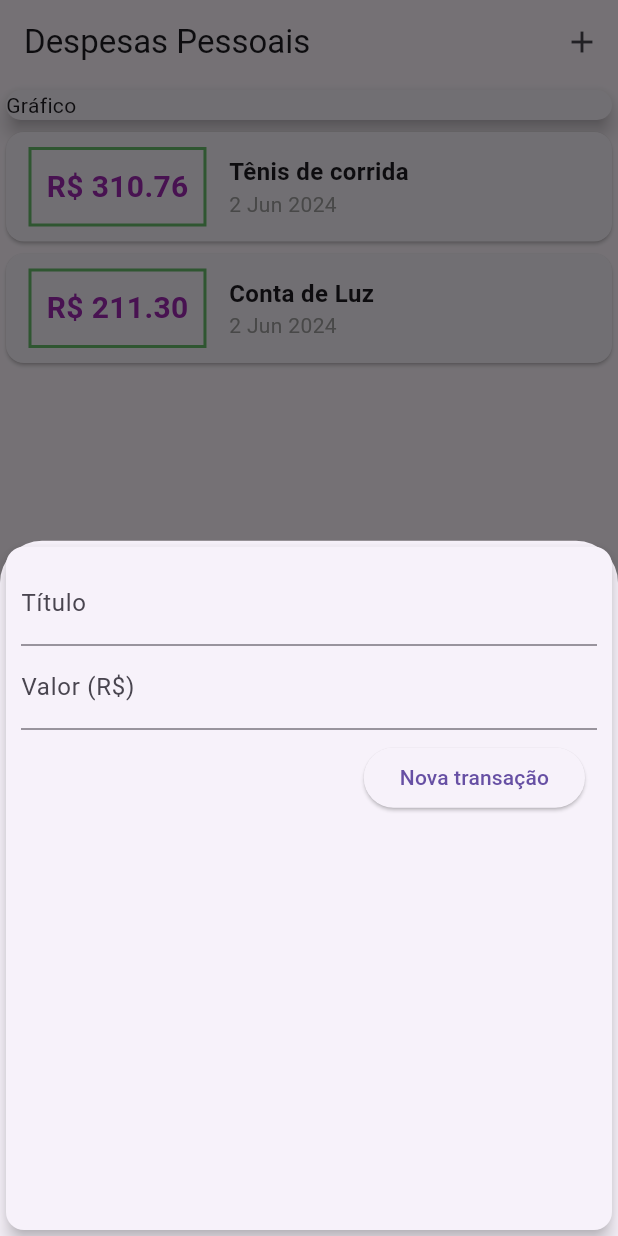
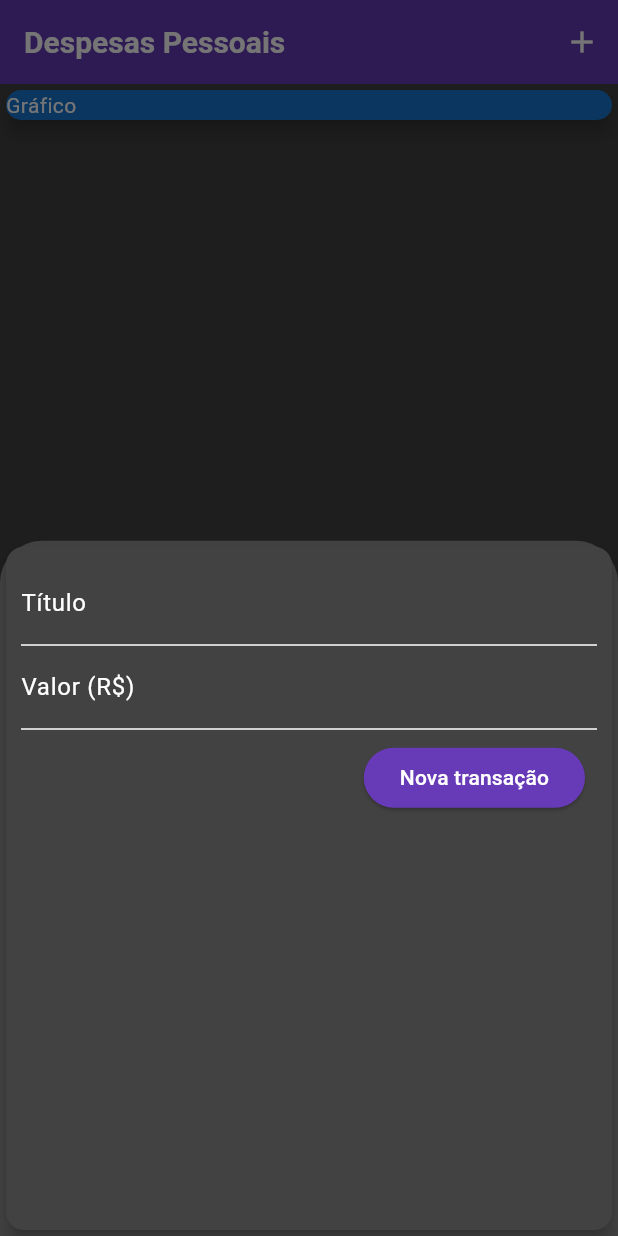
Before and after one commit to anthonyclint/tbills, a Flutter app: the screen it shows after launch, after a tap on the "add" icon, on a phone screen of 412 x 824 dp. Run offline on Flutter 3.47's test engine with Material 3 defaults, Android fonts, the phone set to English and light mode, and no system bars; our stand-ins replace google_fonts; Roboto replaces fonts that are missing (OpenSans).

Commit message:
feat: ajustando cores em elementos do app

```diff
--- a/tbills/lib/components/transaction_form.dart
+++ b/tbills/lib/components/transaction_form.dart
@@ -36,14 +36,14 @@ class _TransactionFormState extends State<TransactionForm> {
             TextField(
               controller: titleController,
               onSubmitted: (_) => _submitForm(),
-              decoration: InputDecoration(
+              decoration: const InputDecoration(
                 labelText: 'Título',
               ),
             ),
             TextField(
               controller: costController,
               onSubmitted: (_) => _submitForm(), //submeter o formulário se os campos estiverem preenchidos clicando no checkin do teclado sem pressionar o botão
-              decoration: InputDecoration(
+              decoration: const InputDecoration(
                 labelText: 'Valor (R\$)',
               ),
               keyboardType: const TextInputType.numberWithOptions(
@@ -58,7 +58,15 @@ class _TransactionFormState extends State<TransactionForm> {
                     onPressed: () {
                       _submitForm();
                     },
-                    child: Text('Nova transação'),
+                    style: ElevatedButton.styleFrom(
+                      backgroundColor: Colors.deepPurple,
+                    ),
+                    child: const Text(
+                      'Nova transação',
+                      style: TextStyle(
+                        color: Colors.white,
+                      ),
+                    ),
                   ),
                 ],
               ),
--- a/tbills/lib/components/transaction_list.dart
+++ b/tbills/lib/components/transaction_list.dart
@@ -4,7 +4,7 @@ import 'package:intl/intl.dart'; //importanto o pacote intl para manipular data
 
 class TransactionList extends StatelessWidget {
   final List<Transaction> transaction;
-
+//color: Theme.of(context).colorScheme.primary,
   TransactionList({super.key, required this.transaction});
 
   @override
@@ -28,7 +28,7 @@ class TransactionList extends StatelessWidget {
                   ),
                   decoration: BoxDecoration(
                     border: Border.all(
-                      color: Colors.green[400]!,
+                      color: Colors.amber[400]!,
                       width: 2,
                     ),
                   ),
@@ -38,7 +38,7 @@ class TransactionList extends StatelessWidget {
                     style: const TextStyle(
                       fontWeight: FontWeight.bold,
                       fontSize: 20,
-                      color: Colors.purple,
+                      color: Colors.amber,
                     ),
                   ),
                 ),
--- a/tbills/lib/main.dart
+++ b/tbills/lib/main.dart
@@ -1,4 +1,5 @@
 import 'package:flutter/material.dart';
+import 'package:google_fonts/google_fonts.dart';
 
 import 'dart:math'; //importado para utilizar a função Random
 
@@ -15,8 +16,41 @@ class TbillsApp extends StatelessWidget {
   //método que chama a tela inicial do app
   @override
   Widget build(BuildContext context) {
+    final ColorScheme colorScheme1 = ColorScheme.fromSeed(
+      seedColor: Colors.purple,
+      brightness: Brightness.dark,
+    );
+
+    final ColorScheme colorScheme2 = ColorScheme.fromSwatch(
+      primarySwatch: Colors.deepPurple, brightness: Brightness.dark).copyWith(
+        secondary: Colors.amber
+    );
+
+    const AppBarTheme appBarTheme = AppBarTheme(
+      titleTextStyle: TextStyle(
+        fontFamily: 'OpenSans',
+        fontSize: 20,
+        fontWeight: FontWeight.bold,
+      )
+    );
+
+    const TextTheme textTheme = TextTheme(
+          displayLarge: TextStyle(
+            fontSize: 18,
+            fontFamily: 'OpenSans',
+            fontWeight: FontWeight.bold,
+            //color: Colors.black,
+          ),
+        );
+
     return MaterialApp(
       home: HomePage(),
+      theme: ThemeData(
+        useMaterial3: true,
+        colorScheme: colorScheme2,
+        textTheme: textTheme,
+        appBarTheme: appBarTheme,
+      ),
     );
   }
 }
@@ -27,8 +61,8 @@ class HomePage extends StatefulWidget {
 }
 
 class _HomePageState extends State<HomePage> {
-  final _transactions = [
-    Transaction(
+  final List<Transaction> _transactions = [
+   /* Transaction(
       id: 't1',
       title: 'Tênis de corrida',
       value: 310.76,
@@ -39,7 +73,7 @@ class _HomePageState extends State<HomePage> {
       title: 'Conta de Luz',
       value: 211.30,
       date: DateTime.now(),
-    )
+    )*/
   ];
 
   _addTransaction(String title, double costValue) {
@@ -60,8 +94,7 @@ class _HomePageState extends State<HomePage> {
   _openTransactionFormModal(BuildContext context) {
     showModalBottomSheet(
       context: context,
-      builder: (_) {
-        // o underline é para indicar que o contexto não é necessário
+      builder: (_) {// o underline é para indicar que o contexto não é necessário
         return TransactionForm(onSubmit: _addTransaction);
       },
     );
@@ -72,6 +105,7 @@ class _HomePageState extends State<HomePage> {
     return Scaffold(
       appBar: AppBar(
         title: const Text('Despesas Pessoais'),
+        backgroundColor: Colors.deepPurple,
         actions: [
           IconButton(
             icon: Icon(Icons.add),
@@ -88,6 +122,7 @@ class _HomePageState extends State<HomePage> {
               child: Card(
                 child: Text('Gráfico'),
                 elevation: 5,
+                color: Colors.blue[700],
               ),
             ),
             TransactionList(transaction: _transactions),
--- a/tbills/pubspec.yaml
+++ b/tbills/pubspec.yaml
@@ -37,6 +37,7 @@ dependencies:
   cupertino_icons: ^1.0.6
 
   intl: ^0.19.0
+  google_fonts: ^6.2.1
 
 dev_dependencies:
   flutter_test:
```
Also changed, not shown: tbills/pubspec.lock, 1 other file.
